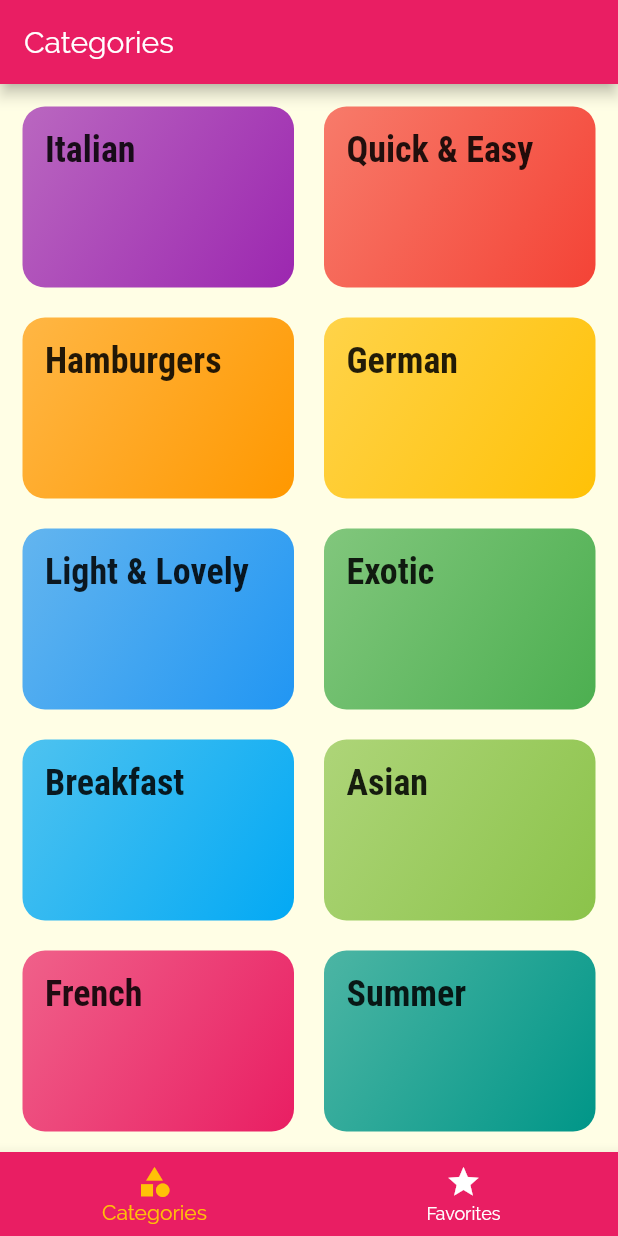
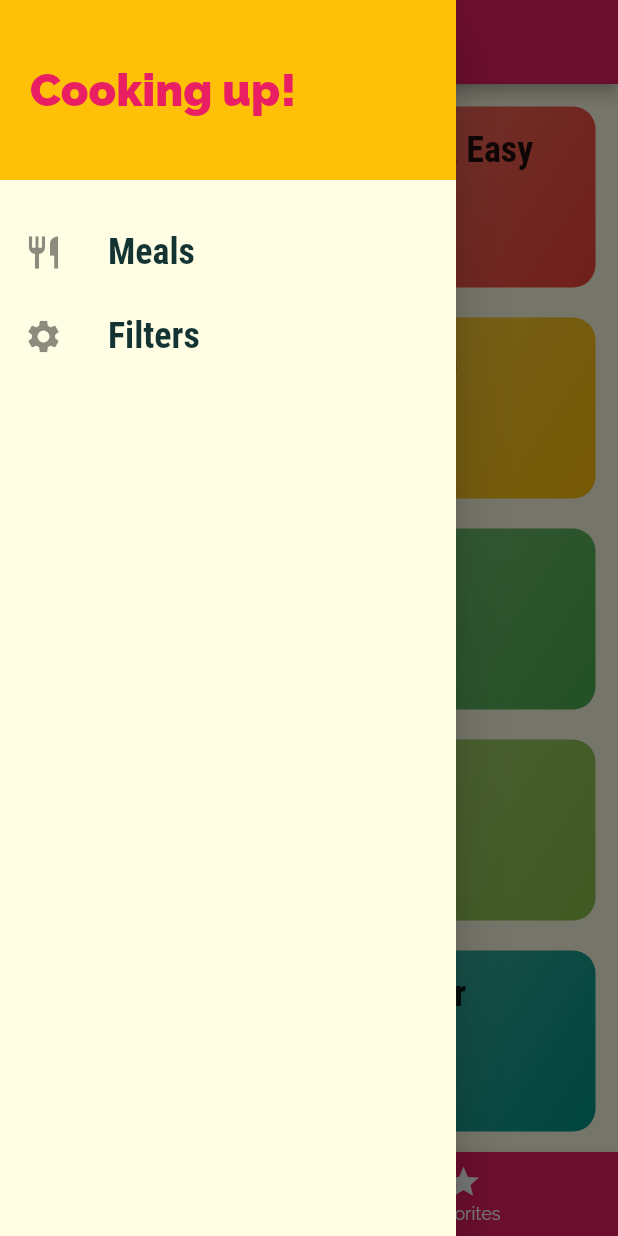
Before and after one commit to VazMF/deli-meal-app, a Flutter app: the screen it shows after launch, with the side drawer open (before the commit the screen has no drawer), on a phone screen of 412 x 824 dp. Run offline on Flutter 3.47's test engine with Material 2 defaults, Android fonts, the phone set to English and light mode, and no system bars.

Commit message:
Add Drawer customizado

```diff
--- a/lib/screens/tabs_screen.dart
+++ b/lib/screens/tabs_screen.dart
@@ -1,5 +1,6 @@
 import './favorites_screen.dart';
 import './categories_screen.dart';
+import '../widgets/main_drawer.dart';
 import 'package:flutter/material.dart';
 
 class TabsScreen extends StatefulWidget {
@@ -27,6 +28,7 @@ class _TabsScreenState extends State<TabsScreen> {
       appBar: AppBar(
         title: Text(_pages[_selectedPageIndex]['title'])
       ),
+      drawer: MainDrawer(),
       body: _pages[_selectedPageIndex]['page'],
       bottomNavigationBar: BottomNavigationBar(
         onTap: _selectPage,
--- /dev/null
+++ b/lib/widgets/main_drawer.dart
@@ -0,0 +1,51 @@
+import 'package:flutter/material.dart';
+
+class MainDrawer extends StatelessWidget {
+  Widget buildListTile(String title, IconData icon) {
+    return ListTile(
+      leading: Icon(
+        icon,
+        size: 26,
+      ),
+      title: Text(
+        title,
+        style: TextStyle(
+          fontFamily: 'RobotoCondensed',
+          fontSize: 24,
+          fontWeight: FontWeight.bold,
+        ),
+      ),
+      onTap: () {
+        //...
+      },
+    );
+  }
+
+  @override
+  Widget build(BuildContext context) {
+    return Drawer(
+      child: Column(
+        children: [
+          Container(
+            height: 120,
+            width: double.infinity,
+            padding: EdgeInsets.all(20),
+            alignment: Alignment.centerLeft,
+            color: Theme.of(context).accentColor,
+            child: Text(
+              'Cooking up!',
+              style: TextStyle(
+                fontWeight: FontWeight.w900,
+                fontSize: 30,
+                color: Theme.of(context).primaryColor,
+              ),
+            ),
+          ),
+          SizedBox(height: 20),
+          buildListTile('Meals', Icons.restaurant),
+          buildListTile('Filters', Icons.settings),
+        ],
+      ),
+    );
+  }
+}
```
